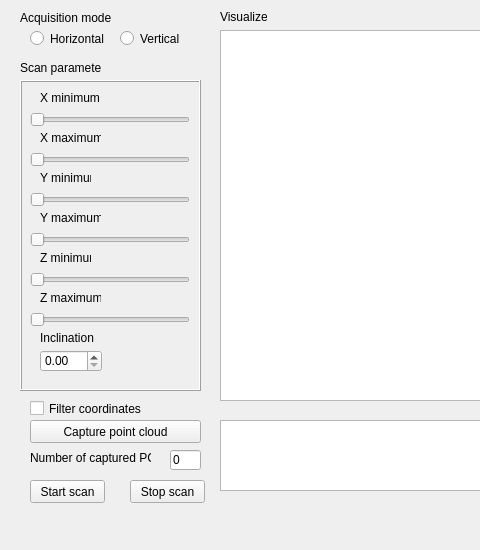
Before: the Qt Designer form SourceCode/scanwindow.ui in AntoineMerlet/3DScan, drawn with Qt 5; both pictures show x 0 to 480 and y 0 to 550 of the 700 by 550 pixel window.
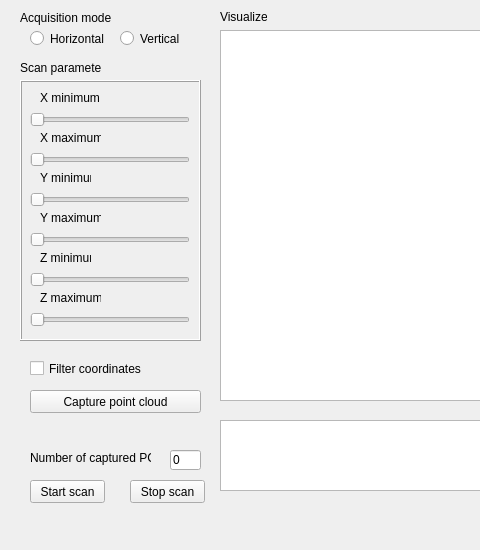
After: the same form once the commit is applied.

Commit message: GUI design and weekly report

```diff
--- a/SourceCode/scanwindow.ui
+++ b/SourceCode/scanwindow.ui
@@ -33,7 +33,7 @@
       <x>20</x>
       <y>80</y>
       <width>181</width>
-      <height>311</height>
+      <height>261</height>
      </rect>
     </property>
     <property name="frameShape">
@@ -42,16 +42,6 @@
     <property name="frameShadow">
      <enum>QFrame::Raised</enum>
     </property>
-    <widget class="QDoubleSpinBox" name="sw_inclination_spinbox">
-     <property name="geometry">
-      <rect>
-       <x>20</x>
-       <y>270</y>
-       <width>62</width>
-       <height>22</height>
-      </rect>
-     </property>
-    </widget>
     <widget class="QLabel" name="sw_xmin_label">
      <property name="geometry">
       <rect>
@@ -130,19 +120,6 @@
       <string>Z maximum</string>
      </property>
     </widget>
-    <widget class="QLabel" name="sw_inclination_label">
-     <property name="geometry">
-      <rect>
-       <x>20</x>
-       <y>250</y>
-       <width>61</width>
-       <height>16</height>
-      </rect>
-     </property>
-     <property name="text">
-      <string>Inclination</string>
-     </property>
-    </widget>
     <widget class="QSlider" name="sw_xmin_horslider">
      <property name="geometry">
       <rect>
@@ -226,7 +203,7 @@
     <property name="geometry">
      <rect>
       <x>30</x>
-      <y>400</y>
+      <y>360</y>
       <width>121</width>
       <height>17</height>
      </rect>
@@ -288,7 +265,7 @@
     <property name="geometry">
      <rect>
       <x>30</x>
-      <y>420</y>
+      <y>390</y>
       <width>171</width>
       <height>23</height>
      </rect>
```
The commit also changes 7 other files.
